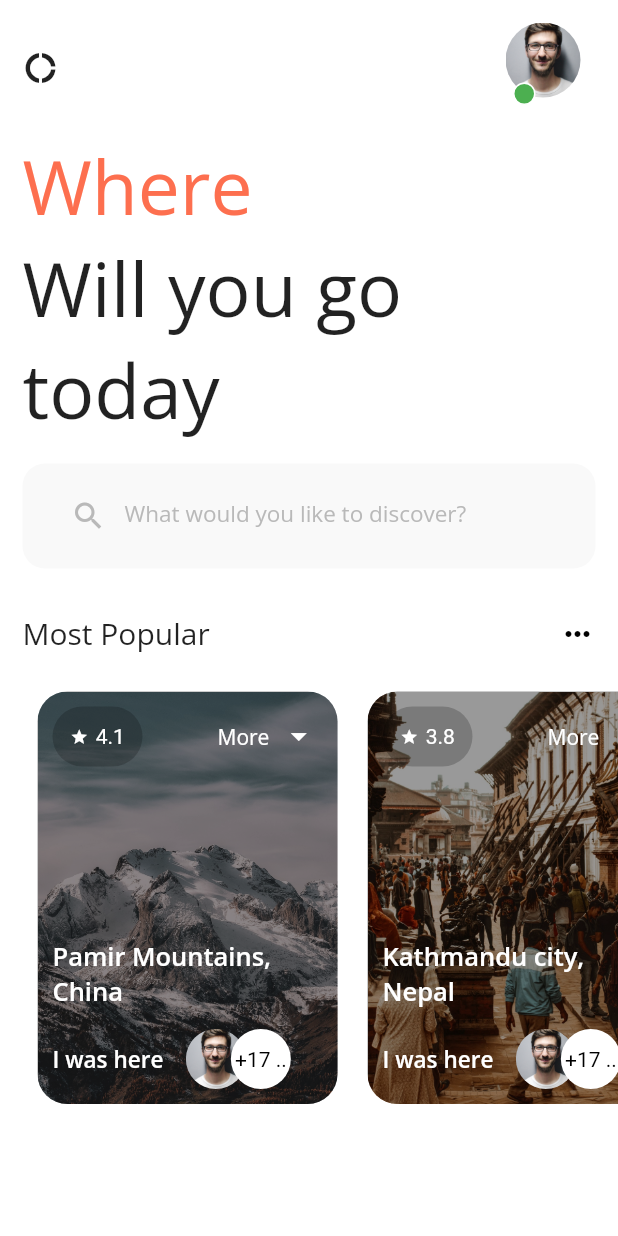
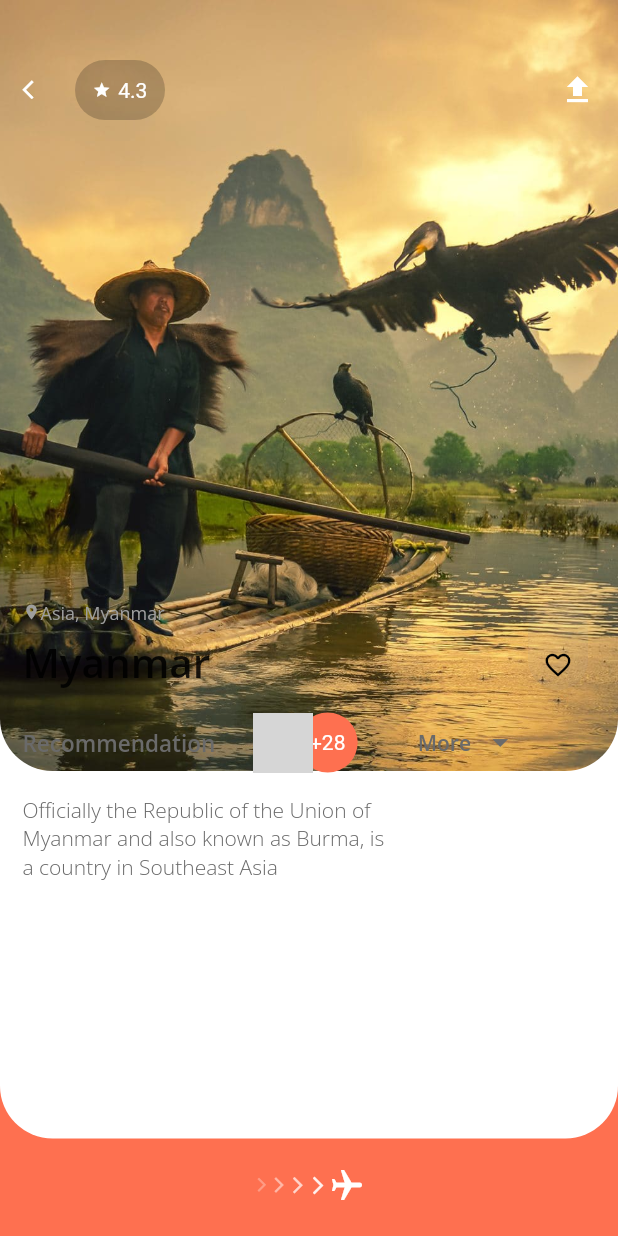
Before and after one commit to tianna1121/flutter_travel_ui, a Flutter app: the screen it shows after launch, after a tap on "4.1", on a phone screen of 412 x 824 dp. Run offline on Flutter 3.47's test engine with Material 2 defaults, Android fonts, the phone set to English and light mode, and no system bars; grey boxes are pictures that could not be loaded.

Commit message:
add the detail info page.

```diff
--- /dev/null
+++ b/lib/detailPage.dart
@@ -0,0 +1,224 @@
+import 'package:flutter/material.dart';
+
+class DetailPage extends StatefulWidget {
+  @override
+  _DetailPageState createState() => _DetailPageState();
+}
+
+class _DetailPageState extends State<DetailPage> {
+  @override
+  Widget build(BuildContext context) {
+    return Scaffold(
+      body: Stack(children: [
+        Container(
+          height: MediaQuery.of(context).size.height,
+          color: Color(0xFFFE7050),
+        ),
+        Positioned(
+          bottom: 22.0,
+          child: Container(
+              width: MediaQuery.of(context).size.width,
+              child: Center(
+                child: Row(
+                  mainAxisAlignment: MainAxisAlignment.center,
+                  children: <Widget>[
+                    Icon(Icons.arrow_forward_ios,
+                        color: Colors.white.withOpacity(0.3), size: 11.0),
+                    Icon(Icons.arrow_forward_ios,
+                        color: Colors.white.withOpacity(0.5), size: 12.0),
+                    Icon(Icons.arrow_forward_ios,
+                        color: Colors.white.withOpacity(0.7), size: 13.0),
+                    Icon(Icons.arrow_forward_ios,
+                        color: Colors.white.withOpacity(0.9), size: 14.0),
+                    RotatedBox(
+                        child: Icon(Icons.local_airport, color: Colors.white),
+                        quarterTurns: 1),
+                  ],
+                ),
+              )),
+        ),
+        Container(
+          height: MediaQuery.of(context).size.height - 65.0,
+          decoration: BoxDecoration(
+              borderRadius: BorderRadius.only(
+                  bottomLeft: Radius.circular(35.0),
+                  bottomRight: Radius.circular(35.0)),
+              color: Colors.white),
+        ),
+        Container(
+          height: MediaQuery.of(context).size.height - 310.0,
+          decoration: BoxDecoration(
+              borderRadius: BorderRadius.only(
+                  bottomLeft: Radius.circular(35.0),
+                  bottomRight: Radius.circular(35.0)),
+              image: DecorationImage(
+                  image: AssetImage('assets/images/fishing.jpg'),
+                  fit: BoxFit.cover)),
+        ),
+        Positioned(
+          top: 400.0,
+          child: Column(
+            crossAxisAlignment: CrossAxisAlignment.start,
+            children: <Widget>[
+              Padding(
+                padding: const EdgeInsets.only(left: 15.0),
+                child: Container(
+                  width: MediaQuery.of(context).size.width - 35.0,
+                  child: Row(
+                    mainAxisAlignment: MainAxisAlignment.spaceBetween,
+                    children: <Widget>[
+                      Column(
+                        crossAxisAlignment: CrossAxisAlignment.start,
+                        children: <Widget>[
+                          Row(
+                            children: <Widget>[
+                              Icon(Icons.location_on,
+                                  size: 12.0, color: Colors.grey),
+                              Text(
+                                'Asia, Myanmar',
+                                style: TextStyle(
+                                    fontFamily: 'Opensans',
+                                    fontSize: 12.0,
+                                    color: Colors.grey),
+                              )
+                            ],
+                          ),
+                          SizedBox(
+                            height: 7.0,
+                          ),
+                          Text('Myanmar',
+                              style: TextStyle(
+                                  fontFamily: 'Opensans',
+                                  fontSize: 27.0,
+                                  fontWeight: FontWeight.w600))
+                        ],
+                      ),
+                      Container(
+                        height: 60.0,
+                        width: 40.0,
+                        decoration: BoxDecoration(
+                            color: Colors.grey.withOpacity(0.1),
+                            borderRadius: BorderRadius.circular(20.0)),
+                        child: Column(
+                          mainAxisAlignment: MainAxisAlignment.end,
+                          children: <Widget>[
+                            Icon(Icons.favorite_border,
+                                color: Colors.black, size: 20.0),
+                            SizedBox(height: 7.0)
+                          ],
+                        ),
+                      )
+                    ],
+                  ),
+                ),
+              ),
+              Padding(
+                padding: const EdgeInsets.only(left: 15.0, top: 15.0),
+                child: Row(
+                  children: <Widget>[
+                    Text('Recommendation',
+                        style: TextStyle(
+                            fontFamily: 'Opensans',
+                            fontSize: 15.0,
+                            color: Color(0xFF6A6A6A),
+                            fontWeight: FontWeight.w600)),
+                    SizedBox(width: 25.0),
+                    Stack(
+                      children: <Widget>[
+                        Container(height: 40.0, width: 100.0),
+                        Container(
+                          height: 40.0,
+                          width: 40.0,
+                          decoration: BoxDecoration(
+                              borderRadius: BorderRadius.circular(20.0),
+                              image: DecorationImage(
+                                  image: AssetImage(
+                                      'assets/images//profilepic.jpg'),
+                                  fit: BoxFit.cover)),
+                        ),
+                        Positioned(
+                          left: 30.0,
+                          child: Container(
+                            height: 40.0,
+                            width: 40.0,
+                            decoration: BoxDecoration(
+                                borderRadius: BorderRadius.circular(20.0),
+                                color: Color(0xFFFE7050)),
+                            child: Center(
+                              child: Text('+28',
+                                  style: TextStyle(
+                                      fontSize: 14.0, color: Colors.white)),
+                            ),
+                          ),
+                        )
+                      ],
+                    ),
+                    SizedBox(width: 10.0),
+                    Text(
+                      'More',
+                      style: TextStyle(
+                          color: Color(0xFF6A6A6A),
+                          fontFamily: 'Opensans',
+                          fontWeight: FontWeight.w600),
+                    ),
+                    SizedBox(width: 7.0),
+                    Icon(Icons.arrow_drop_down,
+                        color: Color(0xFF6A6A6A), size: 25.0)
+                  ],
+                ),
+              ),
+              Padding(
+                  padding: EdgeInsets.only(top: 15.0, left: 15.0),
+                  child: Container(
+                    width: 250.0,
+                    child: Text(
+                        'Officially the Republic of the Union of Myanmar and also known as Burma, is a country in Southeast Asia',
+                        style: TextStyle(
+                            color: Color(0xFF6A6A6A),
+                            fontFamily: 'Opensans',
+                            fontWeight: FontWeight.w300)),
+                  ))
+            ],
+          ),
+        ),
+        Padding(
+          padding: EdgeInsets.only(top: 40.0, left: 15.0, right: 15.0),
+          child: Container(
+            width: MediaQuery.of(context).size.width - 15.0,
+            child: Row(
+              mainAxisAlignment: MainAxisAlignment.spaceBetween,
+              children: <Widget>[
+                Row(
+                  children: <Widget>[
+                    Icon(Icons.arrow_back_ios, color: Colors.white, size: 15.0),
+                    SizedBox(width: 20.0),
+                    Container(
+                        height: 40.0,
+                        width: 60.0,
+                        decoration: BoxDecoration(
+                            borderRadius: BorderRadius.circular(20.0),
+                            color: Colors.black.withOpacity(0.2)),
+                        child: Center(
+                          child: Row(
+                            mainAxisAlignment: MainAxisAlignment.center,
+                            children: <Widget>[
+                              Icon(Icons.star, color: Colors.white, size: 12.0),
+                              SizedBox(width: 5.0),
+                              Text(
+                                '4.3',
+                                style: TextStyle(color: Colors.white),
+                              )
+                            ],
+                          ),
+                        ))
+                  ],
+                ),
+                Icon(Icons.file_upload, color: Colors.white)
+              ],
+            ),
+          ),
+        )
+      ]),
+    );
+  }
+}
--- a/lib/main.dart
+++ b/lib/main.dart
@@ -1,4 +1,5 @@
 import 'package:flutter/material.dart';
+import 'package:flutter_travel_ui/detailPage.dart';
 
 void main() => runApp(MyApp());
 
@@ -162,13 +163,15 @@ class _MyHomePageState extends State<MyHomePage> {
       ),
     );
   }
-}
 
   Widget _buildCard(String title, String rating, String imgPath) {
     return Padding(
       padding: EdgeInsets.all(10.0),
       child: InkWell(
-      onTap: () {},
+        onTap: () {
+          Navigator.of(context)
+              .push(MaterialPageRoute(builder: (context) => DetailPage()));
+        },
         child: Stack(
           children: <Widget>[
             Container(
@@ -226,7 +229,8 @@ Widget _buildCard(String title, String rating, String imgPath) {
                   ),
                   Text(
                     'More',
-                  style: TextStyle(color: Colors.white, fontFamily: 'Opensans'),
+                    style:
+                        TextStyle(color: Colors.white, fontFamily: 'Opensans'),
                   ),
                   SizedBox(
                     width: 7.0,
@@ -299,8 +303,8 @@ Widget _buildCard(String title, String rating, String imgPath) {
                           child: Center(
                             child: Text(
                               '+17 ..',
-                            style:
-                                TextStyle(fontSize: 14.0, color: Colors.black),
+                              style: TextStyle(
+                                  fontSize: 14.0, color: Colors.black),
                             ),
                           ),
                         ),
@@ -315,3 +319,4 @@ Widget _buildCard(String title, String rating, String imgPath) {
       ),
     );
   }
+}
```
Lines whose indentation alone changed are shown as unchanged.
